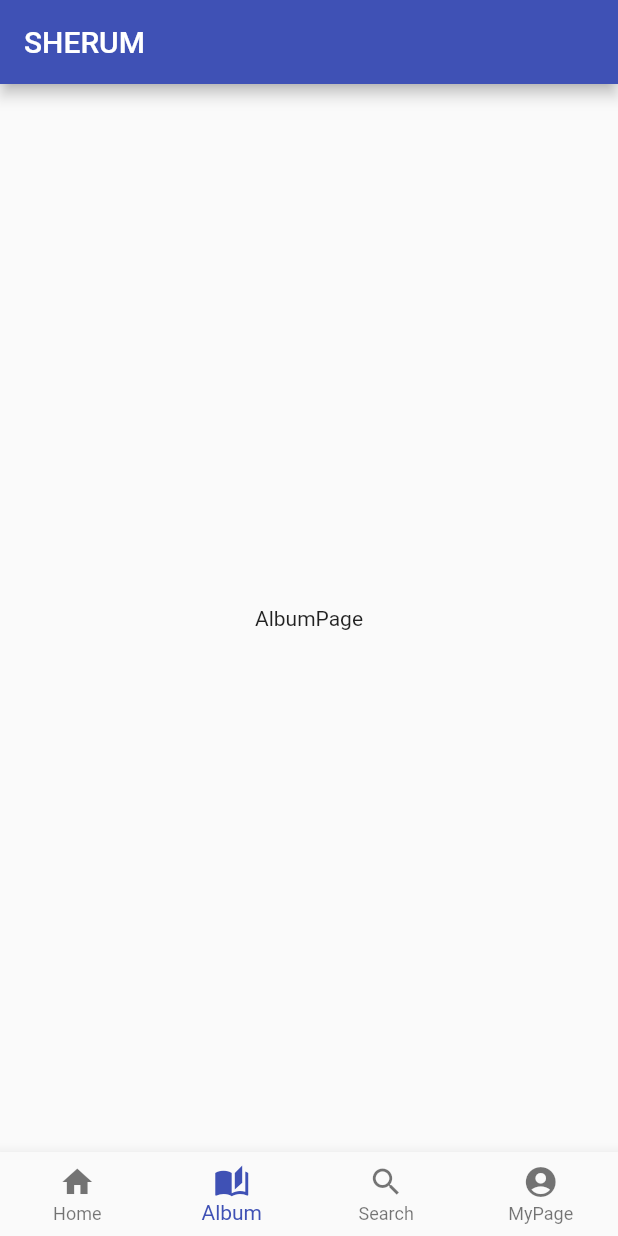
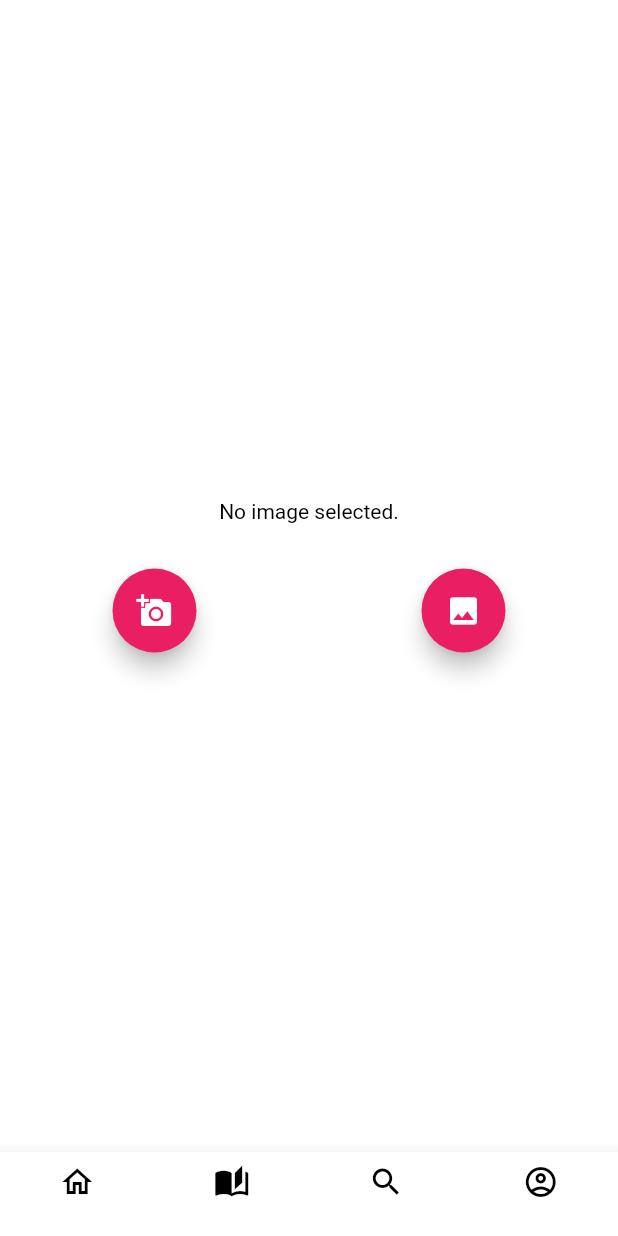
Before and after one commit to Farrule/sherum, a Flutter app: the screen it shows after launch, item 2 of the bottom bar chosen, on a phone screen of 412 x 824 dp. Run offline on Flutter 3.47's test engine with Material 2 defaults, Android fonts, the phone set to English and light mode, and no system bars; our stand-ins replace image_picker.

Commit message:
update: theme files update
theme files and album_page added image_picker

```diff
--- a/lib/main.dart
+++ b/lib/main.dart
@@ -1,3 +1,4 @@
+import 'dart:io';
 import 'package:flutter/material.dart';
 import 'package:flutter/cupertino.dart';
 // * page files
@@ -8,6 +9,8 @@ import 'package:sherum/pages/my_page.dart';
 // * theme files
 import 'package:sherum/theme/light_theme.dart';
 import 'package:sherum/theme/dark_theme.dart';
+// * assets files
+import 'package:sherum/my_flutter_app_icons.dart';
 
 void main() => runApp(MyApp());
 
@@ -31,7 +34,7 @@ class AppPage extends StatefulWidget {
 class _AppPageState extends State<AppPage> {
   int _page = 0;
 
-  static List<Widget> _pageList = [
+  static final List<Widget> _pageList = [
     HomePage(),
     AlbumPage(),
     SearchPage(),
@@ -40,22 +43,25 @@ class _AppPageState extends State<AppPage> {
 
   List<BottomNavigationBarItem> MyBottomNavBarItems() {
     return [
-      BottomNavigationBarItem(
-        icon: Icon(Icons.home),
-        label: 'Home',
+      const BottomNavigationBarItem(
+        icon: Icon(Icons.home_outlined),
+        activeIcon: Icon(Icons.home),
+        label: '',
       ),
-      BottomNavigationBarItem(
-        icon: Icon(Icons.book),
-        label: 'Album',
+      const BottomNavigationBarItem(
+        icon: Icon(Icons.book_outlined),
         activeIcon: Icon(Icons.auto_stories),
+        label: '',
       ),
-      BottomNavigationBarItem(
+      const BottomNavigationBarItem(
         icon: Icon(Icons.search),
-        label: 'Search',
+        activeIcon: Icon(MyFlutterApp.search_2),
+        label: '',
       ),
-      BottomNavigationBarItem(
-        icon: Icon(Icons.account_circle),
-        label: 'MyPage',
+      const BottomNavigationBarItem(
+        icon: Icon(Icons.account_circle_outlined),
+        activeIcon: Icon(Icons.account_circle),
+        label: '',
       ),
     ];
   }
@@ -63,9 +69,6 @@ class _AppPageState extends State<AppPage> {
   @override
   Widget build(BuildContext context) {
     return Scaffold(
-      appBar: AppBar(
-        title: const Text('SHERUM'),
-      ),
       body: _pageList[_page],
       bottomNavigationBar: BottomNavigationBar(
         type: BottomNavigationBarType.fixed,
--- /dev/null
+++ b/lib/my_flutter_app_icons.dart
@@ -0,0 +1,44 @@
+/// Flutter icons MyFlutterApp
+/// Copyright (C) 2022 by original authors @ fluttericon.com, fontello.com
+/// This font was generated by FlutterIcon.com, which is derived from Fontello.
+///
+/// To use this font, place it in your fonts/ directory and include the
+/// following in your pubspec.yaml
+///
+/// flutter:
+///   fonts:
+///    - family:  MyFlutterApp
+///      fonts:
+///       - asset: fonts/MyFlutterApp.ttf
+///
+///
+/// * Entypo, Copyright (C) 2012 by Daniel Bruce
+///         Author:    Daniel Bruce
+///         License:   SIL (http://scripts.sil.org/OFL)
+///         Homepage:  http://www.entypo.com
+/// * Font Awesome 4, Copyright (C) 2016 by Dave Gandy
+///         Author:    Dave Gandy
+///         License:   SIL ()
+///         Homepage:  http://fortawesome.github.com/Font-Awesome/
+/// * Font Awesome 5, Copyright (C) 2016 by Dave Gandy
+///         Author:    Dave Gandy
+///         License:   SIL (https://github.com/FortAwesome/Font-Awesome/blob/master/LICENSE.txt)
+///         Homepage:  http://fortawesome.github.com/Font-Awesome/
+/// * Octicons, Copyright (C) 2020 by GitHub Inc.
+///         Author:    GitHub
+///         License:   MIT (http://opensource.org/licenses/mit-license.php)
+///         Homepage:  https://primer.style/octicons/
+///
+import 'package:flutter/widgets.dart';
+
+class MyFlutterApp {
+  MyFlutterApp._();
+
+  static const _kFontFam = 'MyFlutterApp';
+  static const String? _kFontPkg = null;
+
+  static const IconData search_2 = IconData(0xe800, fontFamily: _kFontFam, fontPackage: _kFontPkg);
+  static const IconData search = IconData(0xe805, fontFamily: _kFontFam, fontPackage: _kFontPkg);
+  static const IconData search_1 = IconData(0xf002, fontFamily: _kFontFam, fontPackage: _kFontPkg);
+  static const IconData search_3 = IconData(0xf3c3, fontFamily: _kFontFam, fontPackage: _kFontPkg);
+}
--- a/lib/pages/album_page.dart
+++ b/lib/pages/album_page.dart
@@ -1,22 +1,68 @@
+import 'dart:io';
 import 'package:flutter/material.dart';
+import 'package:image_picker/image_picker.dart';
 
+// * assets file
 class AlbumPage extends StatefulWidget {
   @override
   _AlbumPageState createState() => _AlbumPageState();
 }
 
 class _AlbumPageState extends State<AlbumPage> {
+  File? _image;
+  final picker = ImagePicker();
+
+  Future getImageFromCamera() async {
+    final pickedFile = await picker.getImage(source: ImageSource.camera);
+
+    setState(() {
+      if (pickedFile != null) {
+        _image = File(pickedFile.path);
+      } else {
+        print('No image selected.');
+      }
+    });
+  }
+
+  //写真ライブラリの読み込み用
+  Future _getImage() async {
+    final pickedFile = await picker.getImage(source: ImageSource.gallery);
+
+    setState(() {
+      if (pickedFile != null) {
+        _image = File(pickedFile.path);
+      } else {
+        print('No image selected.');
+      }
+    });
+  }
 
   @override
   Widget build(BuildContext context) {
     return Scaffold(
       body: Center(
-        child: Padding(
-          padding: const EdgeInsets.all(8.0),
-          child: Column(
-            mainAxisAlignment: MainAxisAlignment.center,
-            children: <Widget>[const Text('AlbumPage')],
-          ),
+        child: Column(
+          mainAxisAlignment: MainAxisAlignment.center,
+          crossAxisAlignment: CrossAxisAlignment.center,
+          children: [
+            _image == null ? Text('No image selected.') : Image.file(_image!),
+            SizedBox(
+              height: 30,
+            ),
+            Row(
+              mainAxisAlignment: MainAxisAlignment.spaceAround,
+              children: [
+                FloatingActionButton(
+                  onPressed: getImageFromCamera,
+                  child: Icon(Icons.add_a_photo),
+                ),
+                FloatingActionButton(
+                  onPressed: _getImage,
+                  child: Icon(Icons.image),
+                ),
+              ],
+            )
+          ],
         ),
       ),
     );
--- a/lib/pages/home_page.dart
+++ b/lib/pages/home_page.dart
@@ -1,4 +1,5 @@
 import 'package:flutter/material.dart';
+import 'package:sherum/main.dart';
 
 class HomePage extends StatefulWidget {
   @override
--- a/lib/theme/dark_theme.dart
+++ b/lib/theme/dark_theme.dart
@@ -6,29 +6,45 @@ import 'package:flutter/material.dart';
 class DarkTheme {
   const DarkTheme._internal();
 
-  static const MaterialColor _primary = Colors.indigo;
+  static const MaterialColor _primary = Colors.pink;
   static const MaterialAccentColor _accent = Colors.amberAccent;
 
   static final ThemeData data = ThemeData(
     primarySwatch: _primary,
     accentColor: _accent,
+    scaffoldBackgroundColor: Colors.black,
+    textTheme: TextTheme(
+      headline1: TextStyle(color: Colors.white),
+      headline2: TextStyle(color: Colors.white),
+      headline3: TextStyle(color: Colors.white),
+      headline4: TextStyle(color: Colors.white),
+      headline5: TextStyle(color: Colors.white),
+      headline6: TextStyle(color: Colors.white),
+      subtitle1: TextStyle(color: Colors.white),
+      subtitle2: TextStyle(color: Colors.white),
+      bodyText1: TextStyle(color: Colors.white),
+      bodyText2: TextStyle(color: Colors.white),
+      button: TextStyle(color: Colors.white),
+      caption: TextStyle(color: Colors.white),
+      overline: TextStyle(color: Colors.white)
+    ),
     buttonTheme: ButtonThemeData(
       textTheme: ButtonTextTheme.primary,
-      shape: RoundedRectangleBorder(
-        borderRadius: const BorderRadius.all(Radius.circular(24)),
+      shape: const RoundedRectangleBorder(
+        borderRadius: BorderRadius.all(Radius.circular(24)),
       ),
     ),
     primaryTextTheme: const TextTheme().copyWith(
-        subtitle1: TextStyle().copyWith(
+        subtitle1: const TextStyle().copyWith(
         color: Colors.teal,
       ),
     ),
     inputDecorationTheme: InputDecorationTheme(
-      enabledBorder: OutlineInputBorder(
-        borderSide: BorderSide(color: Colors.green),
+      enabledBorder: const OutlineInputBorder(
+        borderSide: const BorderSide(color: Colors.green),
       ),
-      focusedBorder: OutlineInputBorder(
-        borderSide: BorderSide(color: Colors.greenAccent),
+      focusedBorder: const OutlineInputBorder(
+        borderSide: const BorderSide(color: Colors.greenAccent),
       ),
       fillColor: Colors.orange.shade50,
       labelStyle: const TextStyle(
@@ -49,9 +65,14 @@ class DarkTheme {
     ).copyWith(
       onSurface: _primary,
     ),
-    dialogTheme: DialogTheme(
-        titleTextStyle: TextStyle(
+    dialogTheme: const DialogTheme(
+        titleTextStyle: const TextStyle(
       color: Colors.deepOrange,
     )),
+    bottomNavigationBarTheme: const BottomNavigationBarThemeData(
+      backgroundColor: Colors.black,
+      selectedItemColor: Colors.white,
+      unselectedItemColor: Colors.white,
+    ),
   );
 }
--- a/lib/theme/light_theme.dart
+++ b/lib/theme/light_theme.dart
@@ -3,31 +3,68 @@ import 'dart:ui';
 import 'package:flutter/cupertino.dart';
 import 'package:flutter/material.dart';
 
+//class Common {
+//  static const int _primaryValue = 0xFF212121;
+//  static const MaterialColor primaryColor = MaterialColor(
+//    _primaryValue,
+//    <int, Color>{
+//      50: Color(0xFF212121),
+//      100: Color(0xFF212121),
+//      200: Color(0xFF212121),
+//      300: Color(0xFF212121),
+//      400: Color(0xFF212121),
+//      500: Color(_primaryValue),
+//      600: Color(0xFF212121),
+//      700: Color(0xFF212121),
+//      800: Color(0xFF212121),
+//      900: Color(0xFF212121),
+//    },
+//  );
+//}
+
+const Color black = Color(0xFF212121);
+
 class LightTheme {
   const LightTheme._internal();
 
-  static const MaterialColor _primary = Colors.indigo;
+  static const MaterialColor _primary = Colors.pink;
   static const MaterialAccentColor _accent = Colors.amberAccent;
 
   static final ThemeData data = ThemeData(
     primarySwatch: _primary,
     accentColor: _accent,
-    buttonTheme: ButtonThemeData(
+    scaffoldBackgroundColor: Colors.white,
+    textTheme: TextTheme(
+      headline1: TextStyle(color: Colors.black),
+      headline2: TextStyle(color: Colors.black),
+      headline3: TextStyle(color: Colors.black),
+      headline4: TextStyle(color: Colors.black),
+      headline5: TextStyle(color: Colors.black),
+      headline6: TextStyle(color: Colors.black),
+      subtitle1: TextStyle(color: Colors.black),
+      subtitle2: TextStyle(color: Colors.black),
+      bodyText1: TextStyle(color: Colors.black),
+      bodyText2: TextStyle(color: Colors.black),
+      button: TextStyle(color: Colors.black),
+      caption: TextStyle(color: Colors.black),
+      overline: TextStyle(color: Colors.black),
+    ),
+    buttonTheme: const ButtonThemeData(
       textTheme: ButtonTextTheme.primary,
       shape: RoundedRectangleBorder(
-        borderRadius: const BorderRadius.all(Radius.circular(24)),
+        borderRadius: BorderRadius.all(Radius.circular(24)),
       ),
     ),
     primaryTextTheme: const TextTheme().copyWith(
-      subtitle1: TextStyle().copyWith(
+      subtitle1: const TextStyle().copyWith(
         color: Colors.teal,
       ),
     ),
     inputDecorationTheme: InputDecorationTheme(
-      enabledBorder: OutlineInputBorder(
-        borderSide: BorderSide(color: Colors.green),
+      enabledBorder: const OutlineInputBorder(
+        borderSide: const BorderSide(color: Colors.green),
       ),
-      focusedBorder: OutlineInputBorder(
+      focusedBorder: const OutlineInputBorder(
         borderSide: BorderSide(color: Colors.greenAccent),
       ),
       fillColor: Colors.orange.shade50,
@@ -49,9 +86,14 @@ class LightTheme {
     ).copyWith(
       onSurface: _primary,
     ),
-    dialogTheme: DialogTheme(
+    dialogTheme: const DialogTheme(
         titleTextStyle: TextStyle(
       color: Colors.deepOrange,
     )),
+    bottomNavigationBarTheme: const BottomNavigationBarThemeData(
+      backgroundColor: Colors.white,
+      selectedItemColor: Colors.black,
+      unselectedItemColor: Colors.black,
+    ),
   );
 }
--- a/pubspec.yaml
+++ b/pubspec.yaml
@@ -34,6 +34,7 @@ dependencies:
   # The following adds the Cupertino Icons font to your application.
   # Use with the CupertinoIcons class for iOS style icons.
   cupertino_icons: ^1.0.2
+  image_picker: ^0.8.4+4
 
 dev_dependencies:
   flutter_test:
@@ -87,3 +88,7 @@ flutter:
   #
   # For details regarding fonts from package dependencies,
   # see https://flutter.dev/custom-fonts/#from-packages
+  fonts:
+    - family: MyFlutterApp
+      fonts:
+        - asset: fonts/MyFlutterApp.ttf
```
Also changed, not shown: fonts/config.json (added, +34 -0 lines), fonts/MyFlutterApp.ttf (added), pubspec.lock, 1 other file.
